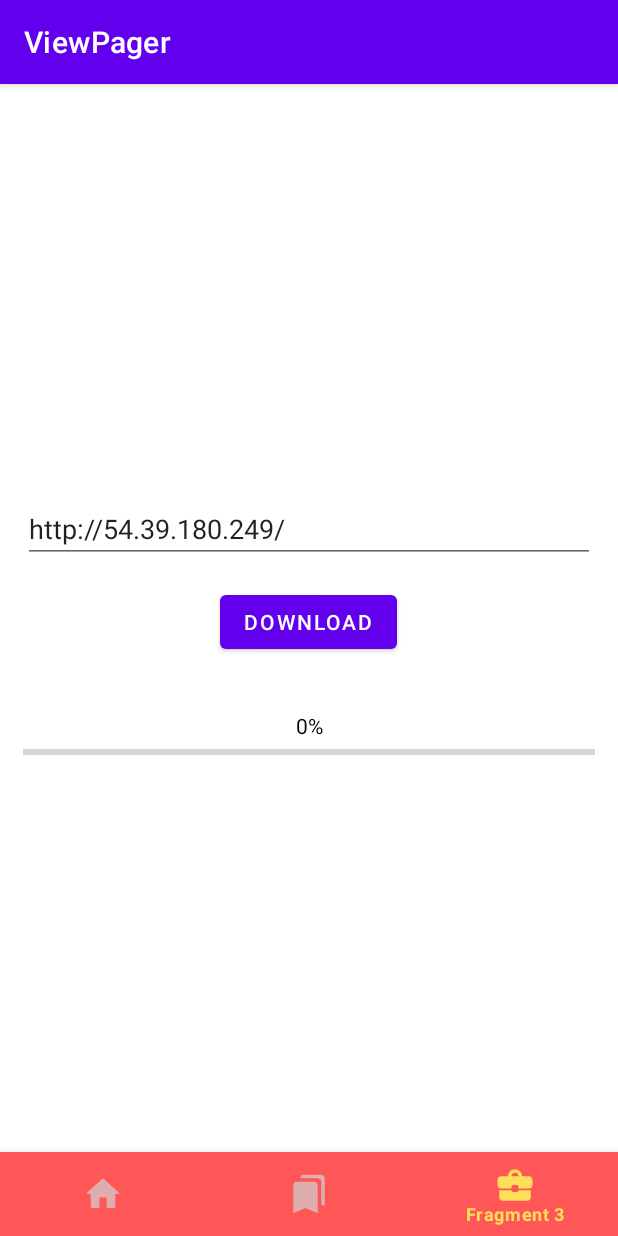
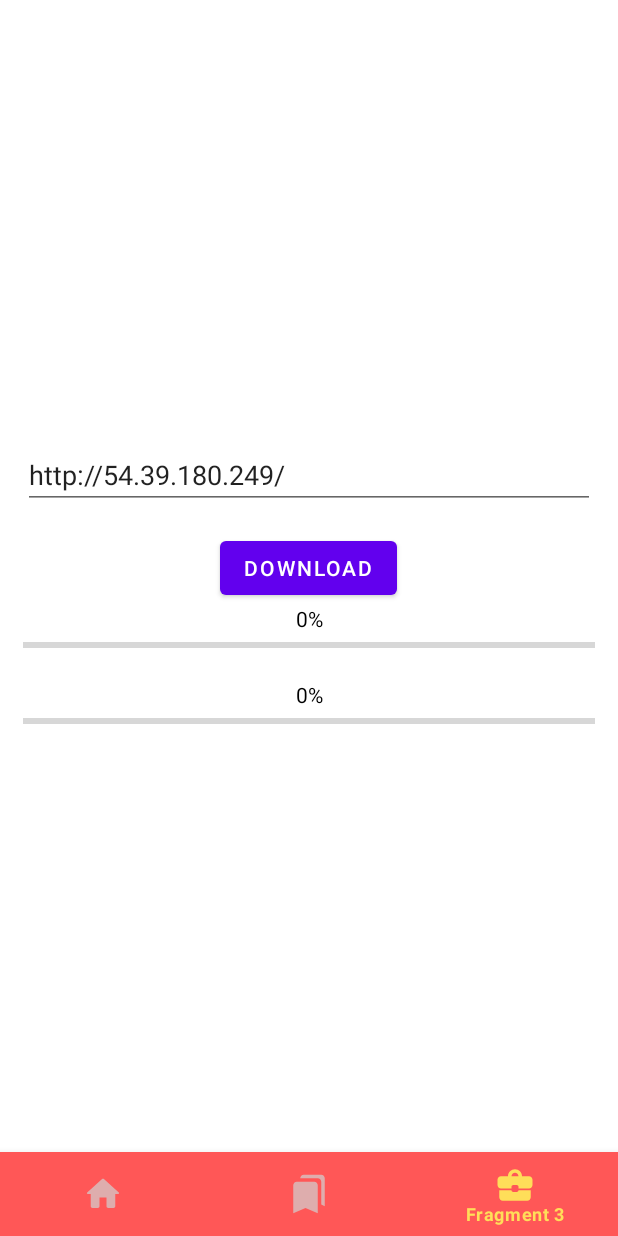
Before and after one commit to vnanhkhoa/Demo-Android, an Android app: the screen it shows after launch (MainActivityViewPager2), item 3 of the bottom bar chosen, on a phone screen of 412 x 824 dp. Run offline under Robolectric (Android 15) with nearby library versions, the phone set to English and light mode, and no system bars; libraries missing offline, so code that uses them is left out: me.relex.circleindicator; plain views replace CircleIndicator3; 2 statements that could not run were skipped.

Commit message:
download video with 2 asyntask

```diff
--- a/app/src/main/AndroidManifest.xml
+++ b/app/src/main/AndroidManifest.xml
@@ -14,15 +14,15 @@
         android:supportsRtl="true"
         android:theme="@style/Theme.ViewPager">
         <activity
-            android:name=".iu.detailmodel.DetailModelActivity"
+            android:name=".ui.detailmodel.DetailModelActivity"
             android:exported="false" />
         <activity
-            android:name=".iu.mainviewpager.MainActivityViewPager"
+            android:name=".ui.mainviewpager.MainActivityViewPager"
             android:exported="false">
 
         </activity>
         <activity
-            android:name=".iu.mainviewpager2.MainActivityViewPager2"
+            android:name=".ui.mainviewpager2.MainActivityViewPager2"
             android:configChanges="orientation|screenSize|keyboardHidden"
             android:exported="true">
             <intent-filter>
--- a/app/src/main/java/com/oumenreame/viewpager/adapter/RecyclerviewAdapter.java
+++ b/app/src/main/java/com/oumenreame/viewpager/adapter/RecyclerviewAdapter.java
@@ -1,6 +1,7 @@
 package com.oumenreame.viewpager.adapter;
 
 import android.content.Context;
+import android.util.Log;
 import android.view.LayoutInflater;
 import android.view.View;
 import android.view.ViewGroup;
@@ -37,8 +38,8 @@ public class RecyclerviewAdapter extends RecyclerView.Adapter<RecyclerviewAdapte
 
     @Override
     public void onBindViewHolder(@NonNull ViewHolder holder, int position) {
+        Log.e("LOI", "onBindViewHolder: "+position);
         Model model = models.get(position);
-
         holder.txtTitle.setText(model.getTitle());
         holder.txtDetail.setText(model.getDetail());
         holder.itemView.setOnClickListener(view -> mCallback.itemRecyclerViewAdapter(model));
--- a/app/src/main/java/com/oumenreame/viewpager/fragment/DownloadFragment.java
+++ b/app/src/main/java/com/oumenreame/viewpager/fragment/DownloadFragment.java
@@ -2,6 +2,7 @@ package com.oumenreame.viewpager.fragment;
 
 import android.annotation.SuppressLint;
 import android.content.Context;
+import android.os.AsyncTask;
 import android.os.Bundle;
 
 import androidx.annotation.NonNull;
@@ -24,8 +25,8 @@ import com.oumenreame.viewpager.task.DownLoad;
 public class DownloadFragment extends Fragment {
 
     private static final String TAG = "3";
-    private ProgressBar progressBar;
-    private TextView mTvProgress;
+    private ProgressBar progressBar,progressBar1;
+    private TextView mTvProgress,mTvProgress1;
     final String M_PROGRESS = "Progress";
 
 
@@ -45,7 +46,7 @@ public class DownloadFragment extends Fragment {
                              Bundle savedInstanceState) {
         // Inflate the layout for this fragment
         Log.e(TAG, "onCreateView: ");
-        return inflater.inflate(R.layout.fragment_3, container, false);
+        return inflater.inflate(R.layout.fragment_download, container, false);
     }
     @Override
     public void onAttach(@NonNull Context context) {
@@ -70,11 +71,16 @@ public class DownloadFragment extends Fragment {
         mEdtUrl.setText(url);
         Button mBtnDownload = view.findViewById(R.id.btnDownload);
         mBtnDownload.setOnClickListener(view1 -> {
-            DownloadVideo downloadVideo = new DownloadVideo(view);
+            DownloadVideo downloadVideo = new DownloadVideo(view,progressBar,mTvProgress);
             downloadVideo.execute(url,"video.mp4");
+
+            DownloadVideo downloadVideo1 = new DownloadVideo(view,progressBar1,mTvProgress1);
+            downloadVideo1.executeOnExecutor(AsyncTask.THREAD_POOL_EXECUTOR,url,"video1.mp4");
         });
         mTvProgress = view.findViewById(R.id.tvProgress);
         progressBar = view.findViewById(R.id.progressBar);
+        mTvProgress1 = view.findViewById(R.id.tvProgress1);
+        progressBar1 = view.findViewById(R.id.progressBar1);
 
     }
 
@@ -131,9 +137,13 @@ public class DownloadFragment extends Fragment {
     class DownloadVideo extends DownLoad {
 
         View view;
+        ProgressBar progressBar;
+        TextView tv;
 
-        public DownloadVideo(View view) {
+        public DownloadVideo(View view, ProgressBar progressBar, TextView tv) {
             this.view = view;
+            this.progressBar = progressBar;
+            this.tv = tv;
         }
 
         @Override
@@ -159,7 +169,7 @@ public class DownloadFragment extends Fragment {
             super.onProgressUpdate(values);
             progressBar.setMax(100);
             progressBar.setProgress(values[0]);
-            mTvProgress.setText(values[0]+"%");
+            tv.setText(values[0]+"%");
         }
     }
 }
--- a/app/src/main/java/com/oumenreame/viewpager/fragment/ListViewFragment.java
+++ b/app/src/main/java/com/oumenreame/viewpager/fragment/ListViewFragment.java
@@ -40,7 +40,7 @@ public class ListViewFragment extends Fragment {
     @Override
     public View onCreateView(LayoutInflater inflater, ViewGroup container,
                              Bundle savedInstanceState) {
-        return inflater.inflate(R.layout.fragment_show, container, false);
+        return inflater.inflate(R.layout.fragment_listview, container, false);
     }
 
     @Override
--- a/app/src/main/java/com/oumenreame/viewpager/fragment/RecyclerViewFragment.java
+++ b/app/src/main/java/com/oumenreame/viewpager/fragment/RecyclerViewFragment.java
@@ -16,7 +16,7 @@ import android.view.LayoutInflater;
 import android.view.View;
 import android.view.ViewGroup;
 
-import com.oumenreame.viewpager.iu.detailmodel.DetailModelActivity;
+import com.oumenreame.viewpager.ui.detailmodel.DetailModelActivity;
 import com.oumenreame.viewpager.R;
 import com.oumenreame.viewpager.adapter.RecyclerviewAdapter;
 import com.oumenreame.viewpager.callback.AdapterCallback;
@@ -55,7 +55,7 @@ public class RecyclerViewFragment extends Fragment {
     public View onCreateView(LayoutInflater inflater, ViewGroup container,
                              Bundle savedInstanceState) {
 
-        return inflater.inflate(R.layout.fragment_home, container, false);
+        return inflater.inflate(R.layout.fragment_recyclerview, container, false);
     }
 
     @Override
--- a/app/src/main/java/com/oumenreame/viewpager/iu/detailmodel/DetailModelActivity.java
+++ b/app/src/main/java/com/oumenreame/viewpager/ui/detailmodel/DetailModelActivity.java
@@ -1,4 +1,4 @@
-package com.oumenreame.viewpager.iu.detailmodel;
+package com.oumenreame.viewpager.ui.detailmodel;
 
 import androidx.annotation.NonNull;
 import androidx.appcompat.app.AppCompatActivity;
@@ -23,7 +23,7 @@ public class DetailModelActivity extends AppCompatActivity {
     @Override
     protected void onCreate(Bundle savedInstanceState) {
         super.onCreate(savedInstanceState);
-        setContentView(R.layout.activity_main3);
+        setContentView(R.layout.activity_detail_model);
         Objects.requireNonNull(getSupportActionBar()).setDisplayHomeAsUpEnabled(true);
 
         mTvTitle = findViewById(R.id.tvTitle);
--- a/app/src/main/java/com/oumenreame/viewpager/iu/mainviewpager/MainActivityViewPager.java
+++ b/app/src/main/java/com/oumenreame/viewpager/ui/mainviewpager/MainActivityViewPager.java
@@ -1,4 +1,4 @@
-package com.oumenreame.viewpager.iu.mainviewpager;
+package com.oumenreame.viewpager.ui.mainviewpager;
 
 import static androidx.fragment.app.FragmentStatePagerAdapter.BEHAVIOR_RESUME_ONLY_CURRENT_FRAGMENT;
 
@@ -12,7 +12,7 @@ import com.oumenreame.viewpager.R;
 import com.oumenreame.viewpager.fragment.DownloadFragment;
 import com.oumenreame.viewpager.fragment.RecyclerViewFragment;
 import com.oumenreame.viewpager.fragment.ListViewFragment;
-import com.oumenreame.viewpager.iu.mainviewpager.adapter.ViewPagerAdapter;
+import com.oumenreame.viewpager.ui.mainviewpager.adapter.ViewPagerAdapter;
 
 import java.util.ArrayList;
 
@@ -24,7 +24,7 @@ public class MainActivityViewPager extends AppCompatActivity {
     @Override
     protected void onCreate(Bundle savedInstanceState) {
         super.onCreate(savedInstanceState);
-        setContentView(R.layout.activity_main2);
+        setContentView(R.layout.activity_main_viewpager);
 
         vpg = findViewById(R.id.vpg);
 
--- a/app/src/main/java/com/oumenreame/viewpager/iu/mainviewpager/adapter/ViewPagerAdapter.java
+++ b/app/src/main/java/com/oumenreame/viewpager/ui/mainviewpager/adapter/ViewPagerAdapter.java
@@ -1,4 +1,4 @@
-package com.oumenreame.viewpager.iu.mainviewpager.adapter;
+package com.oumenreame.viewpager.ui.mainviewpager.adapter;
 
 import androidx.annotation.NonNull;
 import androidx.fragment.app.Fragment;
--- a/app/src/main/java/com/oumenreame/viewpager/iu/mainviewpager2/MainActivityViewPager2.java
+++ b/app/src/main/java/com/oumenreame/viewpager/ui/mainviewpager2/MainActivityViewPager2.java
@@ -1,4 +1,4 @@
-package com.oumenreame.viewpager.iu.mainviewpager2;
+package com.oumenreame.viewpager.ui.mainviewpager2;
 
 import androidx.appcompat.app.AppCompatActivity;
 import androidx.core.app.ActivityCompat;
@@ -12,7 +12,7 @@ import android.util.Log;
 
 import com.google.android.material.bottomnavigation.BottomNavigationView;
 import com.oumenreame.viewpager.R;
-import com.oumenreame.viewpager.iu.mainviewpager2.adapter.ViewPager2Adapter;
+import com.oumenreame.viewpager.ui.mainviewpager2.adapter.ViewPager2Adapter;
 import com.oumenreame.viewpager.fragment.DownloadFragment;
 import com.oumenreame.viewpager.fragment.RecyclerViewFragment;
 import com.oumenreame.viewpager.fragment.ListViewFragment;
@@ -32,7 +32,7 @@ public class MainActivityViewPager2 extends AppCompatActivity {
     @Override
     protected void onCreate(Bundle savedInstanceState) {
         super.onCreate(savedInstanceState);
-        setContentView(R.layout.activity_main);
+        setContentView(R.layout.activity_main_viewpager2);
         ActivityCompat.requestPermissions(this, new String[]{Manifest.permission.READ_EXTERNAL_STORAGE,Manifest.permission.WRITE_EXTERNAL_STORAGE},
                 EXTERNAL_STORAGE_PERMISSION_CODE);
 
--- a/app/src/main/java/com/oumenreame/viewpager/iu/mainviewpager2/adapter/ViewPager2Adapter.java
+++ b/app/src/main/java/com/oumenreame/viewpager/ui/mainviewpager2/adapter/ViewPager2Adapter.java
@@ -1,4 +1,4 @@
-package com.oumenreame.viewpager.iu.mainviewpager2.adapter;
+package com.oumenreame.viewpager.ui.mainviewpager2.adapter;
 
 
 import androidx.annotation.NonNull;
--- a/app/src/main/res/layout/activity_main3.xml
+++ b/app/src/main/res/layout/activity_detail_model.xml
@@ -7,7 +7,7 @@
     android:gravity="center"
     android:orientation="vertical"
     android:paddingHorizontal="20dp"
-    tools:context=".iu.detailmodel.DetailModelActivity">
+    tools:context=".ui.detailmodel.DetailModelActivity">
 
     <TextView
         android:id="@+id/tvTitle"
--- a/app/src/main/res/layout/activity_main.xml
+++ b/app/src/main/res/layout/activity_main_viewpager2.xml
@@ -5,7 +5,7 @@
     android:layout_width="match_parent"
     android:layout_height="match_parent"
     android:orientation="vertical"
-    tools:context=".iu.mainviewpager2.MainActivityViewPager2">
+    tools:context=".ui.mainviewpager2.MainActivityViewPager2">
 
     <FrameLayout
         android:layout_width="match_parent"
--- a/app/src/main/res/layout/fragment_3.xml
+++ b/app/src/main/res/layout/fragment_download.xml
@@ -11,7 +11,7 @@
         android:id="@+id/edtUrl"
         android:layout_width="match_parent"
         android:layout_margin="15dp"
-        android:layout_height="wrap_content"/>
+        android:layout_height="wrap_content" />
 
     <Button
         android:id="@+id/btnDownload"
@@ -20,22 +20,13 @@
         android:layout_gravity="center"
         android:layout_height="wrap_content"/>
 
-    <LinearLayout
+    <TextView
+        android:id="@+id/tvProgress"
         android:layout_width="match_parent"
         android:layout_height="wrap_content"
-        android:layout_marginTop="35dp"
-        android:layout_marginHorizontal="15dp"
-        android:orientation="horizontal">
-
-        <TextView
-            android:id="@+id/tvProgress"
-            android:layout_width="match_parent"
-            android:layout_height="match_parent"
-            android:layout_weight="1"
-            android:gravity="center"
-            android:text="0%"
-            android:textColor="@color/black"/>
-    </LinearLayout>
+        android:gravity="center"
+        android:text="0%"
+        android:textColor="@color/black"/>
 
     <ProgressBar
         android:id="@+id/progressBar"
@@ -44,4 +35,20 @@
         android:layout_height="wrap_content"
         android:layout_marginHorizontal="15dp" />
 
+    <TextView
+        android:id="@+id/tvProgress1"
+        android:layout_marginTop="15dp"
+        android:layout_width="match_parent"
+        android:layout_height="wrap_content"
+        android:gravity="center"
+        android:text="0%"
+        android:textColor="@color/black"/>
+
+    <ProgressBar
+        android:id="@+id/progressBar1"
+        style="?android:attr/progressBarStyleHorizontal"
+        android:layout_width="match_parent"
+        android:layout_height="wrap_content"
+        android:layout_marginHorizontal="15dp" />
+
 </LinearLayout>
--- a/app/src/main/res/layout/item.xml
+++ b/app/src/main/res/layout/item.xml
@@ -19,7 +19,7 @@
 
         <ImageView
             android:id="@+id/img_item"
-            android:layout_width="match_parent"
+            android:layout_width="150dp"
             android:layout_height="150dp"
             android:layout_gravity="center"
             android:scaleType="centerCrop"
--- a/app/src/main/res/values/themes.xml
+++ b/app/src/main/res/values/themes.xml
@@ -1,6 +1,6 @@
 <resources xmlns:tools="http://schemas.android.com/tools">
     <!-- Base application theme. -->
-    <style name="Theme.ViewPager" parent="Theme.MaterialComponents.DayNight.DarkActionBar">
+    <style name="Theme.ViewPager" parent="Theme.MaterialComponents.DayNight.NoActionBar">
         <!-- Primary brand color. -->
         <item name="colorPrimary">@color/purple_500</item>
         <item name="colorPrimaryVariant">@color/purple_700</item>
```
Also changed, not shown: app/src/main/res/layout/activity_main_viewpager.xml (renamed from app/src/main/res/layout/activity_main2.xml), app/src/main/res/layout/fragment_listview.xml (renamed from app/src/main/res/layout/fragment_show.xml), app/src/main/res/layout/fragment_recyclerview.xml (renamed from app/src/main/res/layout/fragment_home.xml).
